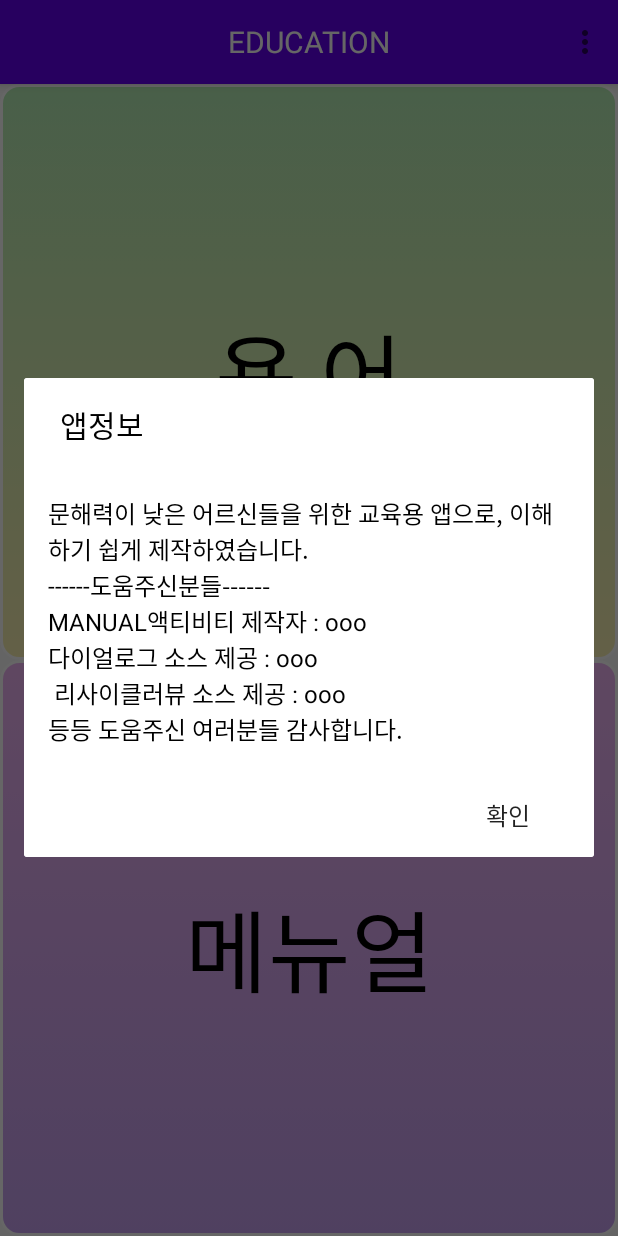
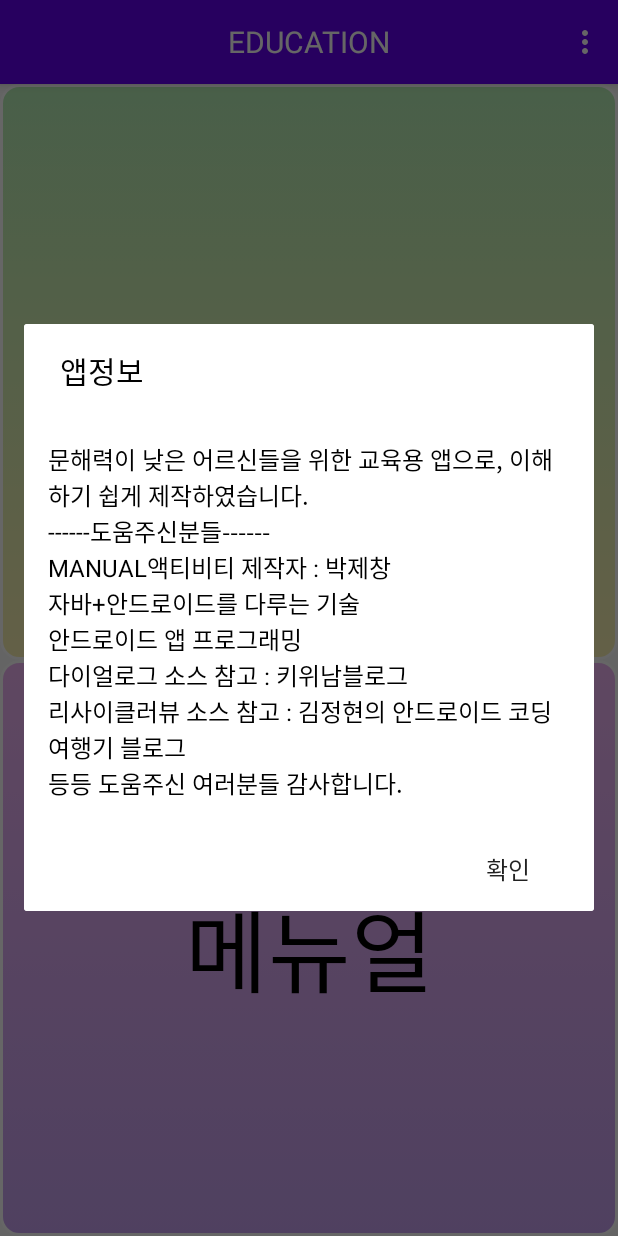
Before and after one commit to JAICHANGPARK/DiabetesEducation, an Android app: the screen it shows after launch (MainActivity), in the options menu, after a tap on "앱정보", on a phone screen of 412 x 824 dp. Run offline under Robolectric (Android 15) with nearby library versions, the phone set to English and light mode, and no system bars; 2 statements that could not run were skipped.

Commit message:
오버플로우메뉴 색 변경 및 스트링 수정
눈에 띄게 타이틀과 같은 흰색으로 변경
스트링 수정

```diff
--- a/app/src/main/res/drawable/ic_more_vert_white_24dp.xml
+++ /dev/null
@@ -1,5 +0,0 @@
-<vector android:height="24dp" android:tint="#FFFFFF"
-    android:viewportHeight="24.0" android:viewportWidth="24.0"
-    android:width="24dp" xmlns:android="http://schemas.android.com/apk/res/android">
-    <path android:fillColor="#FF000000" android:pathData="M12,8c1.1,0 2,-0.9 2,-2s-0.9,-2 -2,-2 -2,0.9 -2,2 0.9,2 2,2zM12,10c-1.1,0 -2,0.9 -2,2s0.9,2 2,2 2,-0.9 2,-2 -0.9,-2 -2,-2zM12,16c-1.1,0 -2,0.9 -2,2s0.9,2 2,2 2,-0.9 2,-2 -0.9,-2 -2,-2z"/>
-</vector>
--- a/app/src/main/res/menu/menu.xml
+++ b/app/src/main/res/menu/menu.xml
@@ -1,15 +1,14 @@
 <menu xmlns:android="http://schemas.android.com/apk/res/android"
     xmlns:app="http://schemas.android.com/apk/res-auto"
     xmlns:tools="http://schemas.android.com/tools"
-    android:icon="@drawable/ic_more_vert_white_24dp"
     tools:context=".activity.MainActivity">
     <item
         android:id="@+id/action_appinfo"
-        android:title="앱정보"
+        android:title="@string/dialog_title"
         app:showAsAction="withText"/>
     <item
         android:id="@+id/action_myinfo"
-        android:title="개발자정보"
+        android:title="@string/dialog_title2"
         app:showAsAction="withText"/>
 
 </menu>
--- a/app/src/main/res/values/strings.xml
+++ b/app/src/main/res/values/strings.xml
@@ -98,7 +98,7 @@
     <string name="oops4"> 확인 </string>
 
     <string name="dialog_title"> 앱정보 </string>
-    <string name="dialog_content"> 문해력이 낮은 어르신들을 위한 교육용 앱으로, 이해하기 쉽게 제작하였습니다.\n------도움주신분들------\nMANUAL액티비티 제작자 : ooo\n다이얼로그 소스 제공 : ooo\n 리사이클러뷰 소스 제공 : ooo\n등등 도움주신 여러분들 감사합니다. </string>
+    <string name="dialog_content"> 문해력이 낮은 어르신들을 위한 교육용 앱으로, 이해하기 쉽게 제작하였습니다.\n------도움주신분들------\nMANUAL액티비티 제작자 : 박제창\n자바+안드로이드를 다루는 기술\n안드로이드 앱 프로그래밍\n다이얼로그 소스 참고 : 키위남블로그\n리사이클러뷰 소스 참고 : 김정현의 안드로이드 코딩 여행기 블로그\n등등 도움주신 여러분들 감사합니다. </string>
     <string name="dialog_title2"> 개발자정보 </string>
     <string name="dialog_content2"> 평범한 대학교 전자공학 4학년 양지훈입니다.\n잘 부탁드리겠습니다. </string>
 </resources>
--- a/app/src/main/res/values/styles.xml
+++ b/app/src/main/res/values/styles.xml
@@ -6,6 +6,12 @@
         <item name="colorPrimary">@color/colorPrimary</item>
         <item name="colorPrimaryDark">@color/colorPrimaryDark</item>
         <item name="colorAccent">@color/colorAccent</item>
+
+        <item name="android:actionOverflowButtonStyle">@style/AppTheme.OverFlow</item>
+    </style>
+
+    <style name="AppTheme.OverFlow" parent="Widget.AppCompat.ActionButton.Overflow">
+        <item name="android:tint">#ffffff</item>
     </style>
 
     <style name="PauseDialog" parent="@android:style/Theme.Dialog">
```
